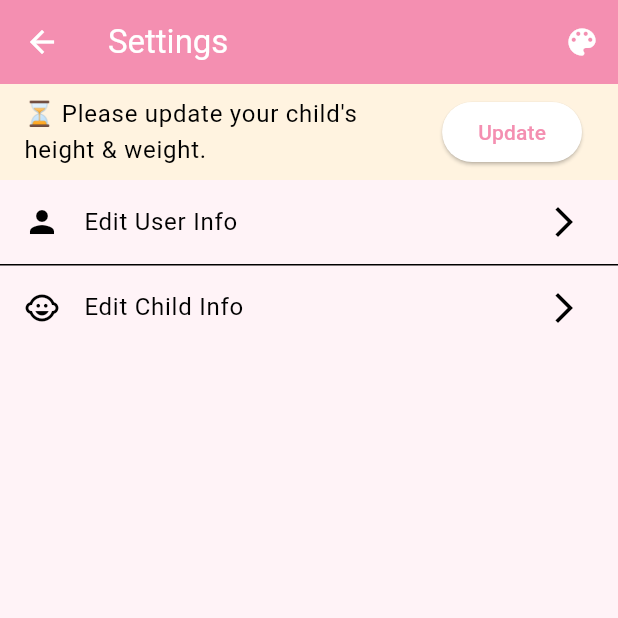
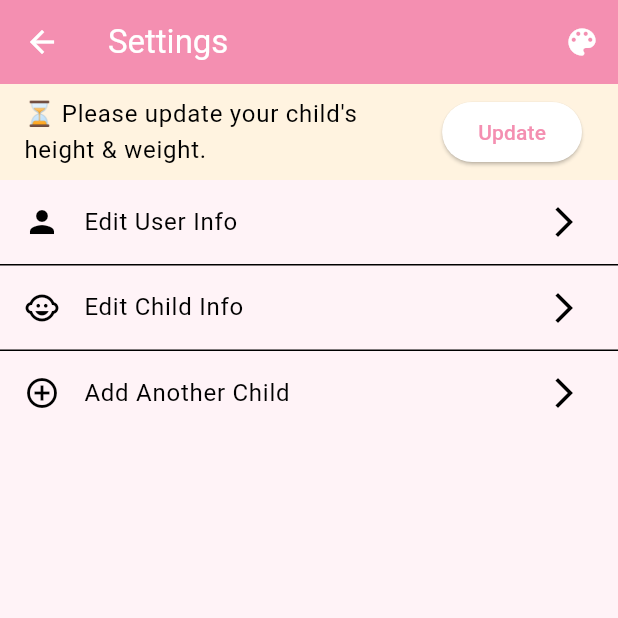
Before and after one commit to halaalmasrii/smart-baby-care, a Flutter app: the SettingsScreen screen opened by its route, on a phone screen of 412 x 824 dp, the top half of it. Run offline on Flutter 3.47's test engine with Material 3 defaults, Android fonts, the phone set to English and light mode, and no system bars; our stand-ins replace fl_chart, flutter_local_notifications, image_picker, shared_preferences, timezone; accounts and stored records are empty.

Commit message:
اضافة معلومات الطفل الجديد

```diff
--- a/lib/screens/settings_screen.dart
+++ b/lib/screens/settings_screen.dart
@@ -1,6 +1,7 @@
 import 'package:flutter/material.dart';
 import 'package:shared_preferences/shared_preferences.dart';
 import '../widgets/custom_app_bar.dart';
+import '../screens/child_info_screen.dart';
 
 class SettingsScreen extends StatefulWidget {
   const SettingsScreen({Key? key}) : super(key: key);
@@ -141,6 +142,23 @@ class _SettingsScreenState extends State<SettingsScreen> {
     );
   }
 
+  void _addNewChild() {
+    // ✅ تم تعديل هذا الجزء لاستدعاء واجهة الإضافة مع callback
+    Navigator.push(
+      context,
+      MaterialPageRoute(
+        builder: (_) => ChildInfoScreen(
+          onSuccessCallback: () {
+            Navigator.pop(context); // يرجع المستخدم للإعدادات بعد الإضافة
+            ScaffoldMessenger.of(context).showSnackBar(
+              const SnackBar(content: Text("Child added successfully")),
+            );
+          },
+        ),
+      ),
+    );
+  }
+
   @override
   Widget build(BuildContext context) {
     final daysSinceUpdate = lastHeightWeightUpdate == null
@@ -176,6 +194,14 @@ class _SettingsScreenState extends State<SettingsScreen> {
               trailing: const Icon(Icons.arrow_forward_ios),
               onTap: () => _editChildInfo(context),
             ),
+            const Divider(height: 1),
+            // زر إضافة طفل جديد
+            ListTile(
+              leading: const Icon(Icons.add_circle_outline),
+              title: const Text('Add Another Child'),
+              trailing: const Icon(Icons.arrow_forward_ios),
+              onTap: _addNewChild,
+            ),
           ],
         ),
       ),
```
